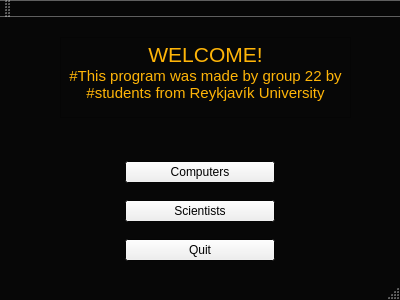
Old version of the form mainwindow.ui in the repository stefanv15/verklegtNamskeid_skil3.
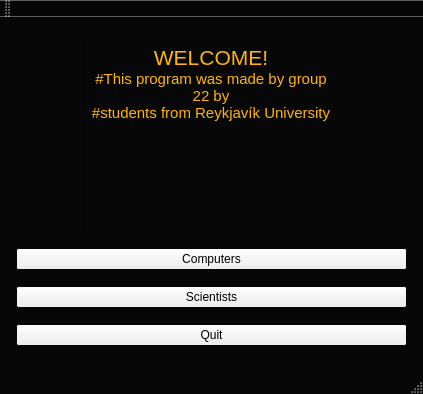
New version of the form.

Commit message: scientist orðið öðruvísi. virkar að klikka. rosa gaman mikið fjör

The edit to the form file:
```diff
--- a/mainwindow.ui
+++ b/mainwindow.ui
@@ -6,8 +6,8 @@
    <rect>
     <x>0</x>
     <y>0</y>
-    <width>400</width>
-    <height>300</height>
+    <width>423</width>
+    <height>394</height>
    </rect>
   </property>
   <property name="palette">
@@ -108,15 +108,8 @@
    <enum>QTabWidget::Rounded</enum>
   </property>
   <widget class="QWidget" name="centralWidget">
-   <widget class="QWidget" name="verticalLayoutWidget">
-    <property name="geometry">
-     <rect>
-      <x>120</x>
-      <y>120</y>
-      <width>160</width>
-      <height>151</height>
-     </rect>
-    </property>
+   <layout class="QHBoxLayout" name="horizontalLayout">
+    <item>
     <layout class="QVBoxLayout" name="verticalLayout">
      <property name="spacing">
       <number>4</number>
@@ -127,41 +120,11 @@
      <property name="rightMargin">
       <number>5</number>
      </property>
-     <item>
-      <widget class="QPushButton" name="computers_button">
-       <property name="text">
-        <string>Computers</string>
-       </property>
-      </widget>
-     </item>
-     <item>
-      <widget class="QPushButton" name="scientists_button">
-       <property name="text">
-        <string>Scientists</string>
-       </property>
-      </widget>
-     </item>
-     <item>
-      <widget class="QPushButton" name="Exit">
-       <property name="text">
-        <string>Quit</string>
-       </property>
-      </widget>
-     </item>
-    </layout>
-   </widget>
+      <item alignment="Qt::AlignHCenter">
    <widget class="QTextEdit" name="textEdit">
     <property name="enabled">
      <bool>false</bool>
     </property>
-    <property name="geometry">
-     <rect>
-      <x>60</x>
-      <y>20</y>
-      <width>291</width>
-      <height>81</height>
-     </rect>
-    </property>
     <property name="sizePolicy">
      <sizepolicy hsizetype="Fixed" vsizetype="Fixed">
       <horstretch>0</horstretch>
@@ -430,6 +393,31 @@
 &lt;p align=&quot;center&quot; style=&quot; margin-top:0px; margin-bottom:0px; margin-left:0px; margin-right:0px; -qt-block-indent:0; text-indent:0px;&quot;&gt;&lt;span style=&quot; font-size:11pt;&quot;&gt;#This program was made by group 22 by &lt;br /&gt;#students from Reykjavík University&lt;/span&gt;&lt;/p&gt;&lt;/body&gt;&lt;/html&gt;</string>
     </property>
    </widget>
+      </item>
+      <item>
+       <widget class="QPushButton" name="computers_button">
+        <property name="text">
+         <string>Computers</string>
+        </property>
+       </widget>
+      </item>
+      <item>
+       <widget class="QPushButton" name="scientists_button">
+        <property name="text">
+         <string>Scientists</string>
+        </property>
+       </widget>
+      </item>
+      <item>
+       <widget class="QPushButton" name="Exit">
+        <property name="text">
+         <string>Quit</string>
+        </property>
+       </widget>
+      </item>
+     </layout>
+    </item>
+   </layout>
   </widget>
   <widget class="QToolBar" name="mainToolBar">
    <attribute name="toolBarArea">
```
Lines whose indentation alone changed are shown as unchanged. The commit also changes 32 other files.
